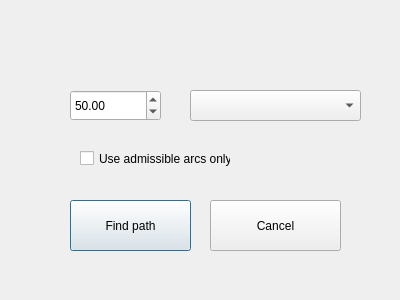
Qt form source/ParkingSimulator/ParkingSimulator/FindPath.ui (kowalikw/ParkingSimulator) before a commit.
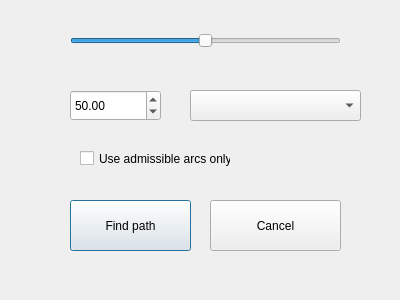
The same form after that commit.

The edit to the form file:
```diff
--- a/source/ParkingSimulator/ParkingSimulator/FindPath.ui
+++ b/source/ParkingSimulator/ParkingSimulator/FindPath.ui
@@ -78,6 +78,25 @@
     <string>Use admissible arcs only</string>
    </property>
   </widget>
+  <widget class="QSlider" name="sliderCollisionDetectionDensity">
+   <property name="geometry">
+    <rect>
+     <x>70</x>
+     <y>30</y>
+     <width>271</width>
+     <height>22</height>
+    </rect>
+   </property>
+   <property name="maximum">
+    <number>100</number>
+   </property>
+   <property name="value">
+    <number>50</number>
+   </property>
+   <property name="orientation">
+    <enum>Qt::Horizontal</enum>
+   </property>
+  </widget>
  </widget>
  <layoutdefault spacing="6" margin="11"/>
  <resources/>
```
